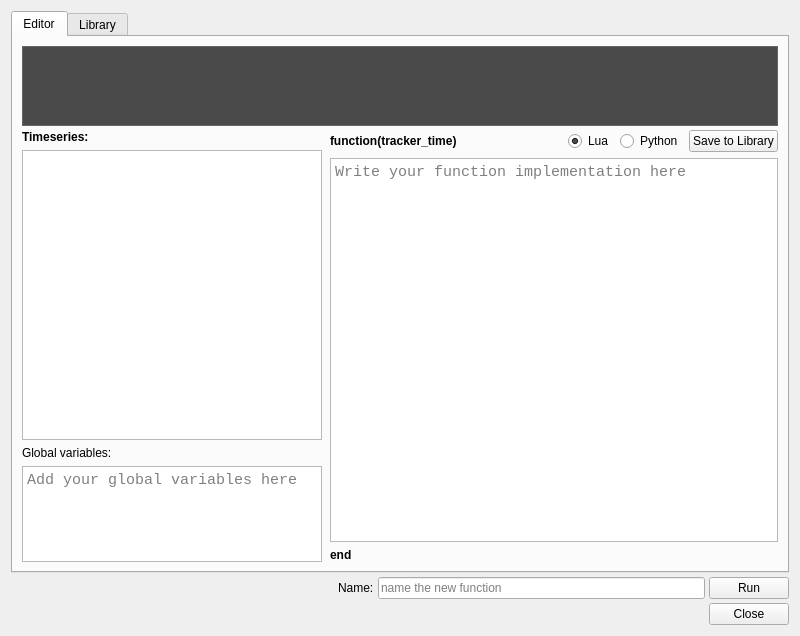
First picture: the form in toolbox_reactive_scripts_editor/reactive_script_editor_dialog.ui, repository PlotJuggler/pj-official-plugins, before the edit.
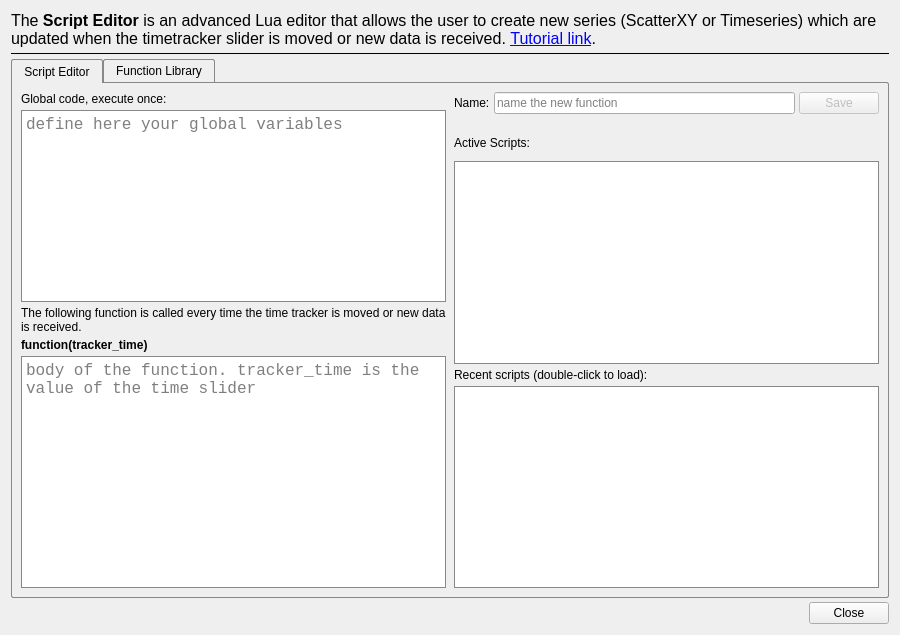
Second picture: the form after the edit. Icons and pictures are not drawn.

Commit message: feat: align Script Editor UI with PJ3 — layout, texts and widgets

```diff
--- a/toolbox_reactive_scripts_editor/reactive_script_editor_dialog.ui
+++ b/toolbox_reactive_scripts_editor/reactive_script_editor_dialog.ui
@@ -6,191 +6,221 @@
    <string>Reactive Script Editor</string>
   </property>
   <property name="minimumSize">
-   <size><width>800</width><height>550</height></size>
+   <size><width>900</width><height>600</height></size>
   </property>
   <layout class="QVBoxLayout" name="mainLayout">
    <property name="spacing"><number>4</number></property>
 
+   <!-- Description label at the top (matches PJ3) -->
+   <item>
+    <widget class="QLabel" name="descriptionLabel">
+     <property name="font">
+      <font><pointsize>12</pointsize></font>
+     </property>
+     <property name="text">
+      <string>The &lt;span style=&quot; font-weight:600;&quot;&gt;Script Editor &lt;/span&gt;is an advanced Lua editor that allows the user to create new series (ScatterXY or Timeseries) which are updated when the timetracker slider is moved or new data is received. &lt;a href=&quot;https://slides.com/davidefaconti/plotjuggler-reactive-scripts/fullscreen&quot;&gt;&lt;span style=&quot; text-decoration: underline; color:#0000ff;&quot;&gt;Tutorial link&lt;/span&gt;&lt;/a&gt;.</string>
+     </property>
+     <property name="wordWrap"><bool>true</bool></property>
+     <property name="openExternalLinks"><bool>true</bool></property>
+    </widget>
+   </item>
+
+   <item>
+    <widget class="Line" name="line">
+     <property name="frameShadow"><enum>QFrame::Plain</enum></property>
+     <property name="orientation"><enum>Qt::Horizontal</enum></property>
+    </widget>
+   </item>
+
+   <!-- Tab widget -->
    <item>
     <widget class="QTabWidget" name="main_tabs">
      <property name="currentIndex"><number>0</number></property>
+     <property name="styleSheet">
+      <string notr="true">
+QTabWidget::pane {
+    border: 1px solid #888;
+    top: -1px;
+    border-radius: 2px;
+    border-top-left-radius: 0px;
+}
+QTabBar::tab {
+    padding: 4px 12px;
+    border: 1px solid #888;
+    border-bottom: none;
+    border-top-left-radius: 2px;
+    border-top-right-radius: 2px;
+    min-width: 10ex;
+}
+QTabBar::tab:selected {
+    background: palette(window);
+}
+QTabBar::tab:!selected {
+    background: transparent;
+    border-bottom: 1px solid #888;
+}
+      </string>
+     </property>
 
-     <!-- ==================== Tab 0: Editor ==================== -->
+     <!-- ==================== Tab 0: Script Editor ==================== -->
      <widget class="QWidget" name="editorTab">
-      <attribute name="title"><string>Editor</string></attribute>
+      <attribute name="title"><string>Script Editor</string></attribute>
       <layout class="QVBoxLayout" name="editorTabLayout">
        <property name="spacing"><number>4</number></property>
 
-       <!-- Terminal output (dark, full width, top) -->
-       <item>
-        <widget class="QPlainTextEdit" name="terminal_output">
-         <property name="sizePolicy">
-          <sizepolicy hsizetype="Expanding" vsizetype="Maximum">
-           <horstretch>0</horstretch><verstretch>0</verstretch>
-          </sizepolicy>
-         </property>
-         <property name="minimumSize">
-          <size><width>0</width><height>12</height></size>
-         </property>
-         <property name="maximumSize">
-          <size><width>16777215</width><height>80</height></size>
-         </property>
-         <property name="font">
-          <font><family>Monospace</family><pointsize>10</pointsize></font>
-         </property>
-         <property name="styleSheet">
-          <string notr="true">QPlainTextEdit {
-    background-color: #4a4a4a;
-    color: #f0f0f0;
-    border: 1px solid #666;
-    font-family: "Monospace";
-}
-QScrollBar:vertical {
-    background: #2b2b2b;
-    width: 10px;
-}
-QScrollBar::handle:vertical {
-    background: #555;
-    border-radius: 4px;
-}</string>
-         </property>
-         <property name="readOnly"><bool>true</bool></property>
-         <property name="maximumBlockCount"><number>500</number></property>
-        </widget>
-       </item>
-
-       <!-- Two-column layout -->
+       <!-- Two-column layout matching PJ3 -->
        <item>
         <layout class="QHBoxLayout" name="columnsLayout">
          <property name="spacing"><number>8</number></property>
 
          <!-- Left column: Timeseries + Global variables -->
          <item>
-          <widget class="QWidget" name="leftPanel" native="true">
-           <property name="minimumSize">
-            <size><width>200</width><height>0</height></size>
-           </property>
-           <property name="maximumSize">
-            <size><width>300</width><height>16777215</height></size>
-           </property>
-           <layout class="QVBoxLayout" name="leftLayout">
-            <property name="leftMargin"><number>0</number></property>
-            <property name="topMargin"><number>0</number></property>
-            <property name="rightMargin"><number>0</number></property>
-            <property name="bottomMargin"><number>0</number></property>
+          <layout class="QVBoxLayout" name="leftLayout">
+           <property name="spacing"><number>4</number></property>
 
-            <item>
-             <widget class="QLabel" name="seriesTitle">
-              <property name="text"><string>Timeseries:</string></property>
-              <property name="font"><font><bold>true</bold></font></property>
-             </widget>
-            </item>
-            <item>
-             <widget class="QListWidget" name="series_list">
-              <property name="sizePolicy">
-               <sizepolicy hsizetype="Expanding" vsizetype="Expanding">
-                <horstretch>0</horstretch><verstretch>3</verstretch>
-               </sizepolicy>
-              </property>
-             </widget>
-            </item>
-            <item>
-             <widget class="QLabel" name="globalLabel">
-              <property name="text"><string>Global variables:</string></property>
-             </widget>
-            </item>
-            <item>
-             <widget class="QPlainTextEdit" name="global_editor">
-              <property name="sizePolicy">
-               <sizepolicy hsizetype="Expanding" vsizetype="Expanding">
-                <horstretch>0</horstretch><verstretch>1</verstretch>
-               </sizepolicy>
-              </property>
-              <property name="font">
-               <font><family>Monospace</family><pointsize>11</pointsize></font>
-              </property>
-              <property name="placeholderText">
-               <string>Add your global variables here</string>
-              </property>
-             </widget>
-            </item>
+           <item>
+            <widget class="QLabel" name="globalLabel">
+             <property name="text"><string>Global code, execute once:</string></property>
+            </widget>
+           </item>
+           <item>
+            <widget class="QPlainTextEdit" name="global_editor">
+             <property name="font">
+              <font><family>Monospace</family><pointsize>12</pointsize></font>
+             </property>
+             <property name="styleSheet">
+              <string notr="true">QPlainTextEdit { border: 1px solid #888; }</string>
+             </property>
+             <property name="placeholderText">
+              <string>define here your global variables</string>
+             </property>
+            </widget>
+           </item>
 
-           </layout>
-          </widget>
+           <item>
+            <widget class="QLabel" name="functionDescLabel">
+             <property name="text"><string>The following function is called every time the time tracker is moved or new data is received.</string></property>
+             <property name="wordWrap"><bool>true</bool></property>
+            </widget>
+           </item>
+
+           <item>
+            <widget class="QLabel" name="funcHeaderLabel">
+             <property name="font"><font><bold>true</bold></font></property>
+             <property name="text"><string>function(tracker_time)</string></property>
+            </widget>
+           </item>
+
+           <item>
+            <widget class="QPlainTextEdit" name="code_editor">
+             <property name="sizePolicy">
+              <sizepolicy hsizetype="Expanding" vsizetype="Expanding">
+               <horstretch>0</horstretch><verstretch>2</verstretch>
+              </sizepolicy>
+             </property>
+             <property name="font">
+              <font><family>Monospace</family><pointsize>12</pointsize></font>
+             </property>
+             <property name="styleSheet">
+              <string notr="true">QPlainTextEdit { border: 1px solid #888; }</string>
+             </property>
+             <property name="placeholderText">
+              <string>body of the function. tracker_time is the value of the time slider</string>
+             </property>
+            </widget>
+           </item>
+
+          </layout>
          </item>
 
-         <!-- Right column: Code editor -->
+         <!-- Right column: Name + Save + Active Scripts + Recent scripts -->
          <item>
-          <widget class="QWidget" name="rightPanel" native="true">
-           <layout class="QVBoxLayout" name="rightLayout">
-            <property name="leftMargin"><number>0</number></property>
-            <property name="topMargin"><number>0</number></property>
-            <property name="rightMargin"><number>0</number></property>
-            <property name="bottomMargin"><number>0</number></property>
+          <layout class="QVBoxLayout" name="rightLayout">
+           <property name="spacing"><number>4</number></property>
 
-            <!-- Function header: label + language radios + save to library button -->
-            <item>
-             <layout class="QHBoxLayout" name="funcHeaderLayout">
-              <item>
-               <widget class="QLabel" name="funcLabel">
-                <property name="text"><string>function(tracker_time)</string></property>
-                <property name="font"><font><bold>true</bold></font></property>
-               </widget>
-              </item>
-              <item>
-               <spacer name="funcHeaderSpacer">
-                <property name="orientation"><enum>Qt::Horizontal</enum></property>
-                <property name="sizeHint" stdset="0">
-                 <size><width>40</width><height>20</height></size>
-                </property>
-               </spacer>
-              </item>
-              <item>
-               <widget class="QRadioButton" name="radio_lua">
-                <property name="text"><string>Lua</string></property>
-                <property name="checked"><bool>true</bool></property>
-               </widget>
-              </item>
-              <item>
-               <widget class="QRadioButton" name="radio_python">
-                <property name="text"><string>Python</string></property>
-               </widget>
-              </item>
-              <item>
-               <widget class="QPushButton" name="save_button">
-                <property name="text"><string>Save to Library</string></property>
-               </widget>
-              </item>
-             </layout>
-            </item>
+           <!-- Name + Save row -->
+           <item>
+            <layout class="QHBoxLayout" name="nameSaveLayout">
+             <item>
+              <widget class="QLabel" name="nameLabel">
+               <property name="text"><string>Name:</string></property>
+              </widget>
+             </item>
+             <item>
+              <widget class="QLineEdit" name="function_name">
+               <property name="placeholderText"><string>name the new function</string></property>
+              </widget>
+             </item>
+             <item>
+              <widget class="QPushButton" name="save_button">
+               <property name="enabled"><bool>false</bool></property>
+               <property name="text"><string>Save</string></property>
+              </widget>
+             </item>
+            </layout>
+           </item>
 
-            <!-- Main code editor -->
-            <item>
-             <widget class="QPlainTextEdit" name="code_editor">
-              <property name="sizePolicy">
-               <sizepolicy hsizetype="Expanding" vsizetype="Expanding">
-                <horstretch>0</horstretch><verstretch>1</verstretch>
-               </sizepolicy>
-              </property>
-              <property name="font">
-               <font><family>Monospace</family><pointsize>11</pointsize></font>
-              </property>
-              <property name="placeholderText">
-               <string>Write your function implementation here</string>
-              </property>
-             </widget>
-            </item>
+           <!-- Active Scripts label + delete button -->
+           <item>
+            <layout class="QHBoxLayout" name="activeScriptsLayout">
+             <property name="topMargin"><number>11</number></property>
+             <item>
+              <widget class="QLabel" name="activeScriptsLabel">
+               <property name="text"><string>Active Scripts:</string></property>
+              </widget>
+             </item>
+             <item>
+              <widget class="QPushButton" name="deleteButton">
+               <property name="enabled"><bool>false</bool></property>
+               <property name="minimumSize"><size><width>28</width><height>28</height></size></property>
+               <property name="maximumSize"><size><width>28</width><height>28</height></size></property>
+               <property name="toolTip">
+                <string>&lt;html&gt;&lt;head/&gt;&lt;body&gt;&lt;p&gt;Remove selected script&lt;/p&gt;&lt;/body&gt;&lt;/html&gt;</string>
+               </property>
+               <property name="text"><string/></property>
+               <property name="icon">
+                <iconset>
+                 <normaloff>:/resources/svg/trash.svg</normaloff>:/resources/svg/trash.svg
+                </iconset>
+               </property>
+               <property name="iconSize">
+                <size><width>25</width><height>25</height></size>
+               </property>
+               <property name="flat"><bool>true</bool></property>
+              </widget>
+             </item>
+            </layout>
+           </item>
 
-            <!-- end label -->
-            <item>
-             <widget class="QLabel" name="endLabel">
-              <property name="text"><string>end</string></property>
-              <property name="font"><font><bold>true</bold></font></property>
-             </widget>
-            </item>
+           <!-- Active scripts list -->
+           <item>
+            <widget class="QListWidget" name="series_list">
+             <property name="styleSheet">
+              <string notr="true">QListWidget { border: 1px solid #888; }</string>
+             </property>
+            </widget>
+           </item>
 
-           </layout>
-          </widget>
+           <!-- Recent scripts label -->
+           <item>
+            <widget class="QLabel" name="recentLabel">
+             <property name="text">
+              <string>&lt;html&gt;&lt;head/&gt;&lt;body&gt;&lt;p&gt;Recent scripts (double-click to load):&lt;/p&gt;&lt;/body&gt;&lt;/html&gt;</string>
+             </property>
+             <property name="wordWrap"><bool>true</bool></property>
+            </widget>
+           </item>
+
+           <!-- Recent scripts list -->
+           <item>
+            <widget class="QListWidget" name="recent_list">
+             <property name="styleSheet">
+              <string notr="true">QListWidget { border: 1px solid #888; }</string>
+             </property>
+            </widget>
+           </item>
+
+          </layout>
          </item>
 
         </layout>
@@ -201,7 +231,7 @@
 
      <!-- ==================== Tab 1: Library ==================== -->
      <widget class="QWidget" name="libraryTab">
-      <attribute name="title"><string>Library</string></attribute>
+      <attribute name="title"><string>Function Library</string></attribute>
       <layout class="QVBoxLayout" name="libraryTabLayout">
 
        <item>
@@ -262,38 +292,7 @@
     </widget>
    </item>
 
-   <!-- Bottom bar: Name + Run + Close -->
-   <item>
-    <layout class="QHBoxLayout" name="bottomBarLayout">
-     <item>
-      <spacer name="bottomLeftSpacer">
-       <property name="orientation"><enum>Qt::Horizontal</enum></property>
-       <property name="sizeHint" stdset="0">
-        <size><width>40</width><height>20</height></size>
-       </property>
-      </spacer>
-     </item>
-     <item>
-      <widget class="QLabel" name="nameLabel">
-       <property name="text"><string>Name:</string></property>
-      </widget>
-     </item>
-     <item>
-      <widget class="QLineEdit" name="function_name">
-       <property name="minimumSize">
-        <size><width>200</width><height>0</height></size>
-       </property>
-       <property name="placeholderText"><string>name the new function</string></property>
-      </widget>
-     </item>
-     <item>
-      <widget class="QPushButton" name="run_button">
-       <property name="text"><string>Run</string></property>
-      </widget>
-     </item>
-    </layout>
-   </item>
-
+   <!-- Bottom bar: Close -->
    <item>
     <widget class="QDialogButtonBox" name="buttonBox">
      <property name="standardButtons">
```
Left out of the diff: 83 changed lines with no effect on the pictures. The commit also changes 1 other file.
